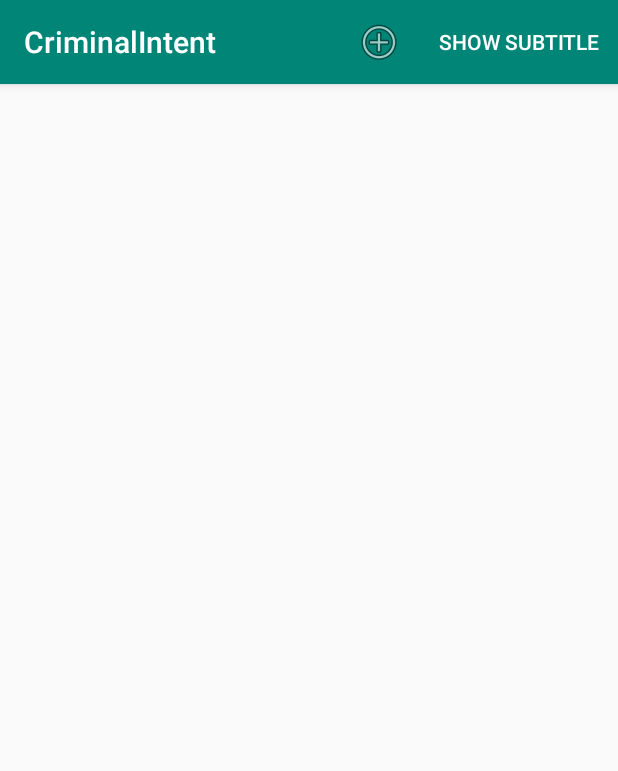
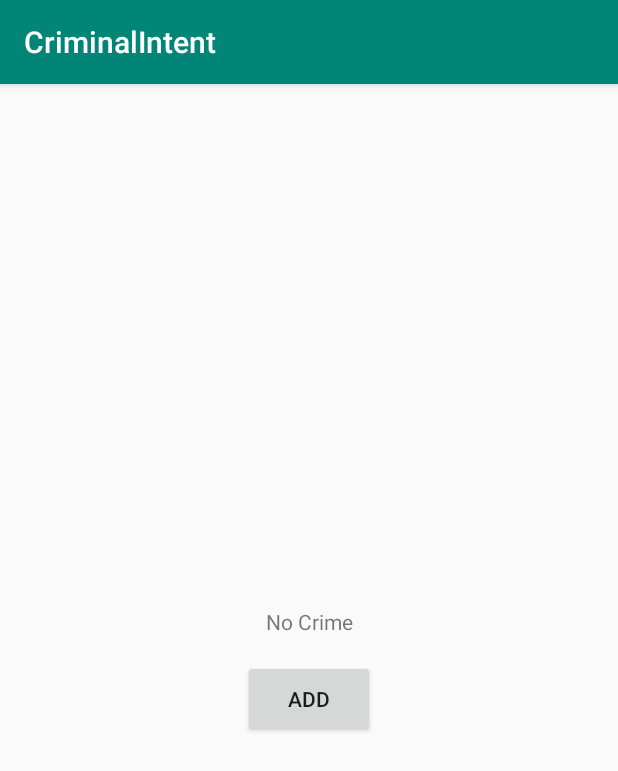
Before and after one commit to foreverxzhh/CriminalIntent, an Android app: the screen it shows after launch (CrimeListActivity), on a phone screen of 412 x 824 dp. Shown: the top 771 px of the screen. Run offline under Robolectric (Android 15) with nearby library versions, the phone set to English and light mode, and no system bars.

Commit message:
Capter 13 challenge

```diff
--- /dev/null
+++ b/app/src/main/java/com/hua/criminalintent/CrimeEmptyFragment.java
@@ -0,0 +1,34 @@
+package com.hua.criminalintent;
+
+import android.content.Intent;
+import android.os.Bundle;
+import android.support.annotation.NonNull;
+import android.support.annotation.Nullable;
+import android.support.v4.app.Fragment;
+import android.view.LayoutInflater;
+import android.view.View;
+import android.view.ViewGroup;
+import android.widget.Button;
+
+public class CrimeEmptyFragment extends Fragment {
+    public static final String EXTRA_CRIME_ID = "com.hua.criminalintent.crime_id";
+    private Button mAddButton;
+
+    @Nullable
+    @Override
+    public View onCreateView(@NonNull LayoutInflater inflater, @Nullable ViewGroup container, @Nullable Bundle savedInstanceState) {
+        View view = inflater.inflate(R.layout.fragment_empty, container, false);
+        mAddButton = view.findViewById(R.id.add_button);
+        mAddButton.setOnClickListener(new View.OnClickListener() {
+            @Override
+            public void onClick(View v) {
+                Crime crime = new Crime();
+                CrimeLab.get(getActivity()).addCrime(crime);
+                Intent intent = new Intent(getActivity(), CrimePagerActivity.class);
+                intent.putExtra(EXTRA_CRIME_ID, crime.getId());
+                startActivity(intent);
+            }
+        });
+        return view;
+    }
+}
--- a/app/src/main/java/com/hua/criminalintent/CrimeLab.java
+++ b/app/src/main/java/com/hua/criminalintent/CrimeLab.java
@@ -36,6 +36,10 @@ public class CrimeLab {
         mCrimes.add(c);
     }
 
+    public void deleteCrime(Crime c) {
+        mCrimes.remove(c);
+    }
+
     public Crime getCrime(UUID id) {
         for (Crime crime : mCrimes) {
             if (crime.getId().equals(id)) {
--- a/app/src/main/java/com/hua/criminalintent/CrimeListActivity.java
+++ b/app/src/main/java/com/hua/criminalintent/CrimeListActivity.java
@@ -1,10 +1,26 @@
 package com.hua.criminalintent;
 
 import android.support.v4.app.Fragment;
+import android.support.v4.app.FragmentManager;
 
 public class CrimeListActivity extends SingleFragmentActivity {
     @Override
     protected Fragment createFragment() {
-        return new CrimeListFragment();
+        if (CrimeLab.get(this).getCrimes().size() > 0)
+            return new CrimeListFragment();
+        else
+            return new CrimeEmptyFragment();
+    }
+
+    @Override
+    protected void onResume() {
+        super.onResume();
+        if (CrimeLab.get(this).getCrimes().size() > 0) {
+            FragmentManager fragmentManager = getSupportFragmentManager();
+            fragmentManager.beginTransaction().replace(R.id.fragment_container, new CrimeListFragment()).commit();
+        } else {
+            FragmentManager fragmentManager = getSupportFragmentManager();
+            fragmentManager.beginTransaction().replace(R.id.fragment_container, new CrimeEmptyFragment()).commit();
+        }
     }
 }
--- a/app/src/main/java/com/hua/criminalintent/CrimeListFragment.java
+++ b/app/src/main/java/com/hua/criminalintent/CrimeListFragment.java
@@ -62,7 +62,7 @@ public class CrimeListFragment extends Fragment {
     private void updateSubtitle() {
         CrimeLab crimeLab = CrimeLab.get(getActivity());
         int crimeCount = crimeLab.getCrimes().size();
-        String subtitle = getString(R.string.subtitle_format, crimeCount);
+        String subtitle = getResources().getQuantityString(R.plurals.subtitle_plural, crimeCount, crimeCount);
         if (!mSubtitleVisible) {
             subtitle = null;
         }
--- a/app/src/main/java/com/hua/criminalintent/SingleFragmentActivity.java
+++ b/app/src/main/java/com/hua/criminalintent/SingleFragmentActivity.java
@@ -4,6 +4,7 @@ import android.os.Bundle;
 import android.support.v4.app.Fragment;
 import android.support.v4.app.FragmentManager;
 import android.support.v7.app.AppCompatActivity;
+import android.util.Log;
 
 public abstract class SingleFragmentActivity extends AppCompatActivity {
 
@@ -15,7 +16,6 @@ public abstract class SingleFragmentActivity extends AppCompatActivity {
         setContentView(R.layout.activity_fragment);
         FragmentManager fm = getSupportFragmentManager();
         Fragment fragment = fm.findFragmentById(R.id.fragment_container);
-
         if (fragment == null) {
             fragment = createFragment();
             fm.beginTransaction()
--- /dev/null
+++ b/app/src/main/res/layout/fragment_empty.xml
@@ -0,0 +1,23 @@
+<?xml version="1.0" encoding="utf-8"?>
+<LinearLayout xmlns:android="http://schemas.android.com/apk/res/android"
+    android:layout_width="match_parent"
+    android:layout_height="match_parent"
+    android:orientation="vertical"
+    android:gravity="center"
+    android:padding="16dp">
+
+    <TextView
+        android:layout_width="match_parent"
+        android:layout_height="wrap_content"
+        android:text="@string/list_empty"
+        android:textAlignment="center"
+        android:padding="16dp" />
+
+    <Button
+        android:id="@+id/add_button"
+        android:layout_width="wrap_content"
+        android:layout_height="wrap_content"
+        android:text="@string/add_button"
+        android:padding="16dp" />
+
+</LinearLayout>
--- a/app/src/main/res/values/strings.xml
+++ b/app/src/main/res/values/strings.xml
@@ -8,5 +8,12 @@
     <string name="new_crime">New Crime</string>
     <string name="show_subtitle">Show Subtitle</string>
     <string name="hide_subtitle">Hide Subtitle</string>
-    <string name="subtitle_format">%1$d crimes</string>
+    <plurals name="subtitle_plural">
+        <item quantity="one">%1$d crime</item>
+        <item quantity="other">%1$d crimes</item>
+    </plurals>
+
+    <string name="delete_crime">Delete Crime</string>
+    <string name="list_empty">No Crime</string>
+    <string name="add_button">Add</string>
 </resources>
```
Also changed, not shown: app/src/main/java/com/hua/criminalintent/CrimeFragment.java (+22 -0 lines), app/src/main/res/menu/fragment_crime.xml (added, +10 -0 lines), 1 other file.
